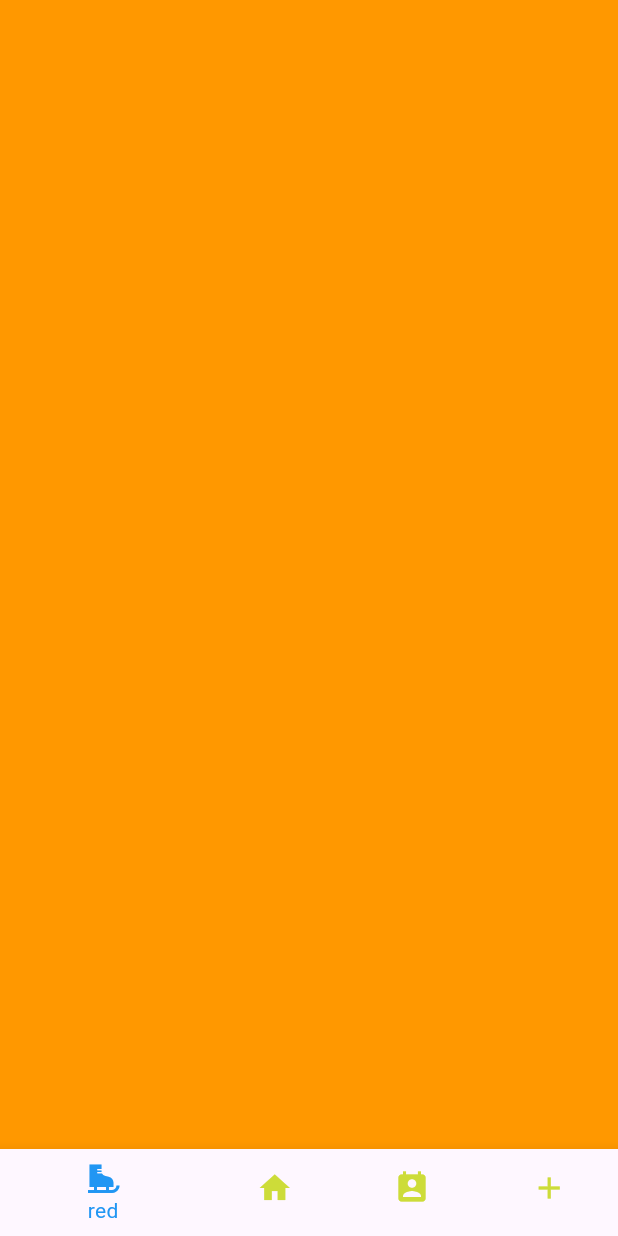
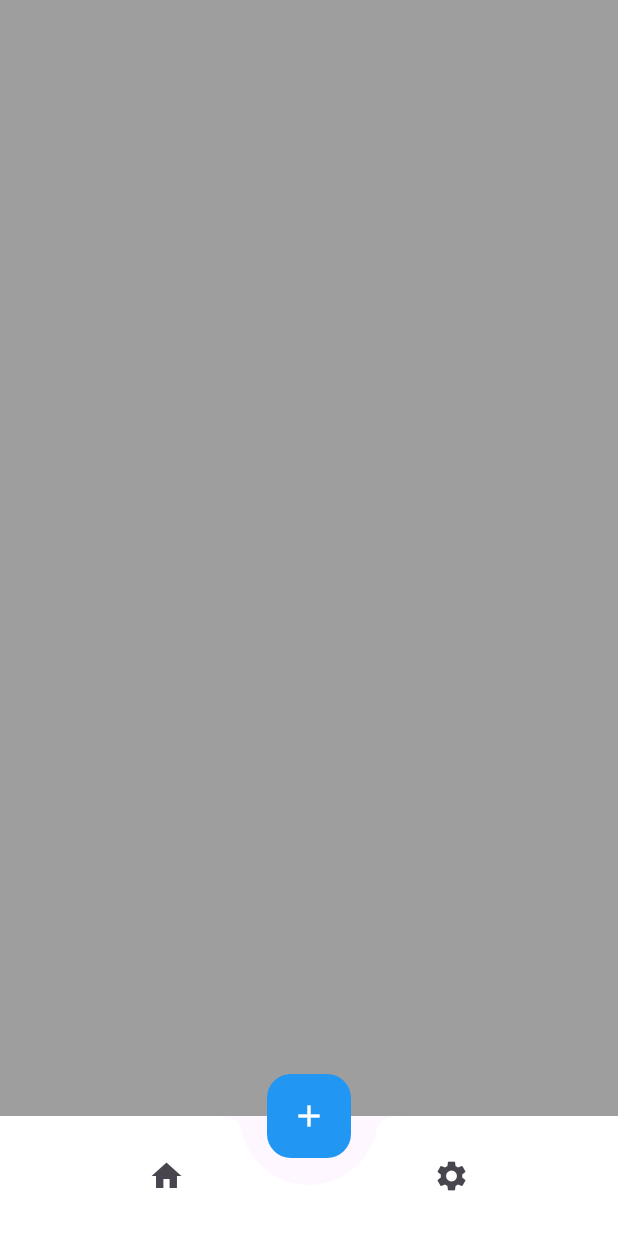
Before and after one commit to zgjff/flutter_demos, a Flutter app: the screen it shows after launch, on a phone screen of 412 x 824 dp. Run offline on Flutter 3.47's test engine with Material 3 defaults, Android fonts, the light colour scheme and no system bars; our stand-ins replace equatable, fl_chart, flutter_bloc, flutter_svg, responsive_builder, styled_widget.

Commit message:
修改逻辑

```diff
--- a/smart_home/lib/views/tabbar/main_tabbar.dart
+++ b/smart_home/lib/views/tabbar/main_tabbar.dart
@@ -14,7 +14,7 @@ class _MainTabBarState extends State<MainTabBar> with TickerProviderStateMixin {
   int _currentIndex = 0;
   @override
   void initState() {
-    _controller = TabController(length: 4, vsync: this);
+    _controller = TabController(length: 2, vsync: this);
     super.initState();
     _controller?.addListener(_tabBarControllerListen);
   }
@@ -32,27 +32,41 @@ class _MainTabBarState extends State<MainTabBar> with TickerProviderStateMixin {
       body: TabBarView(
         controller: _controller,
         children: const [
-          HomeView(color: Colors.orange),
-          HomeView(color: Colors.red),
-          HomeView(color: Colors.yellow),
-          HomeView(color: Colors.purple),
+          HomeView(color: Colors.grey),
+          HomeView(color: Colors.white60)
         ],
       ),
-      bottomNavigationBar: BottomNavigationBar(
-        onTap: (idx) {
-          _controller?.index = idx;
-        },
-        backgroundColor: Colors.black,
-        selectedItemColor: Colors.blue,
-        unselectedItemColor: Colors.lime,
-        currentIndex: _currentIndex,
-        items: const [
-          BottomNavigationBarItem(icon: Icon(Icons.ice_skating), label: 'red'),
-          BottomNavigationBarItem(icon: Icon(Icons.home), label: 'red'),
-          BottomNavigationBarItem(
-              icon: Icon(Icons.perm_contact_cal), label: 'red'),
-          BottomNavigationBarItem(icon: Icon(Icons.add), label: 'red'),
-        ],
+      floatingActionButton: FloatingActionButton(
+        onPressed: () {},
+        foregroundColor: Colors.white,
+        backgroundColor: Colors.blue,
+        elevation: 0,
+        child: const Icon(Icons.add),
+      ),
+      floatingActionButtonLocation: FloatingActionButtonLocation.centerDocked,
+      bottomNavigationBar: BottomAppBar(
+        color: Colors.white,
+        clipBehavior: Clip.hardEdge,
+        notchMargin: 18,
+        elevation: 20,
+        shape: const CircularNotchedRectangle(),
+        child: Row(
+          mainAxisAlignment: MainAxisAlignment.spaceAround,
+          children: [
+            IconButton(
+              icon: const Icon(Icons.home),
+              onPressed: () {
+                _controller?.index = 0;
+              },
+            ),
+            IconButton(
+              icon: const Icon(Icons.settings),
+              onPressed: () {
+                _controller?.index = 1;
+              },
+            ),
+          ],
+        ),
       ),
     );
   }
```
